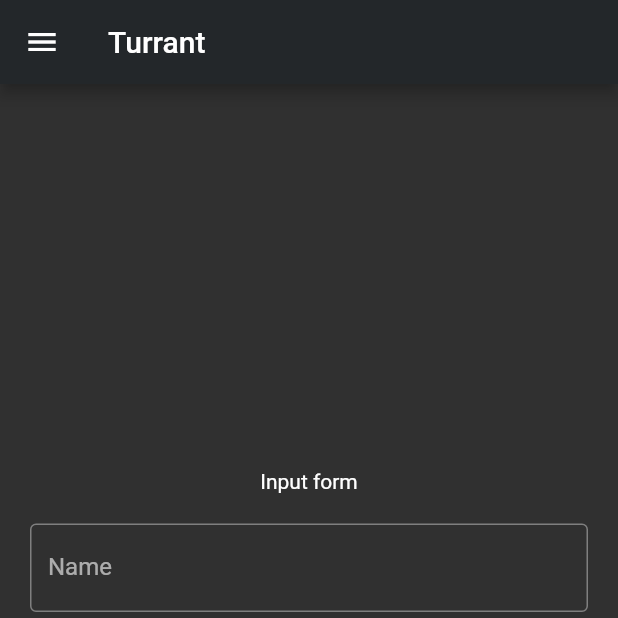
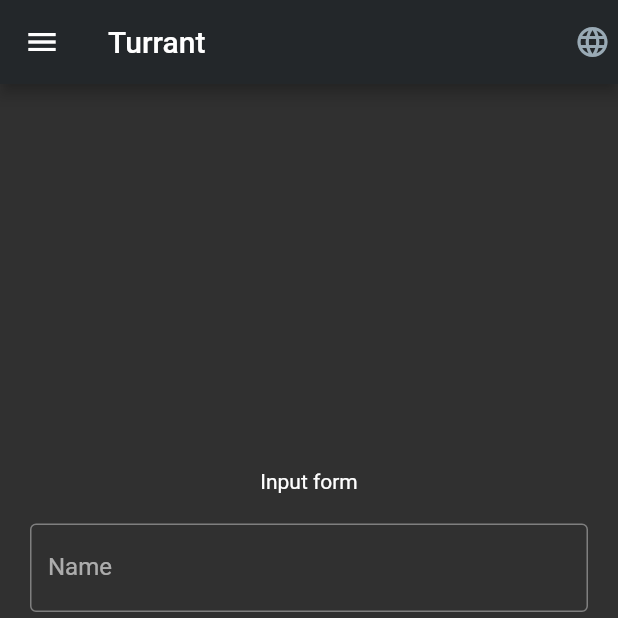
Before and after one commit to mohitkyadav/source-server-manager, a Flutter app: the screen it shows after launch, on a phone screen of 412 x 824 dp, the top half of it. Run offline on Flutter 3.47's test engine with Material 2 defaults, Android fonts, the phone set to English and light mode, and no system bars; our stand-ins replace shared_preferences.

Commit message:
language drop down button

```diff
--- a/lib/main.dart
+++ b/lib/main.dart
@@ -40,6 +40,7 @@ class ThemedMaterialApp extends StatelessWidget {
     final themeNotifier = Provider.of<ThemeNotifier>(context);
 
     return MaterialApp(
+      debugShowCheckedModeBanner: false,
       title: 'Turrant',
       theme: themeNotifier.getAppTheme.themeData,
       onGenerateRoute: CustomRouter.allRoutes,
--- /dev/null
+++ b/lib/models/language.dart
@@ -0,0 +1,17 @@
+class Language {
+  Language(this.id, this.flag, this.name, this.languageCode);
+
+  final int id;
+  final String flag;
+  final String name;
+  final String languageCode;
+
+  @override
+  String toString () =>  name;
+
+  static List<Language> supportedLanguages = [
+    Language(0, '🇺🇸', 'English', 'en'),
+    Language(1, '🇮🇳', 'हिंदी', 'hi'),
+    Language(0, '🇸🇦', 'عربى', 'ar'),
+  ];
+}
--- /dev/null
+++ b/lib/ui/pages/home/home_appbar_actions.dart
@@ -0,0 +1,33 @@
+import 'package:flutter/material.dart';
+
+import 'package:turrant/models/language.dart';
+
+class HomeAppbarActions extends StatelessWidget {
+
+  @override
+  Widget build(BuildContext context) {
+    return Container(
+      padding: EdgeInsets.all(5),
+      child: DropdownButton(
+        underline: const SizedBox(),
+        onChanged: _changeLanguage,
+        iconEnabledColor: Theme.of(context).accentColor,
+        icon: Icon(Icons.language),
+        items: Language.supportedLanguages.map((lan) => DropdownMenuItem(
+            value: lan,
+            child: Row(
+              children: [
+                Text(lan.flag),
+                const SizedBox(width: 10,),
+                Text(lan.name),
+              ],
+            ))
+          ).toList(),
+      ),
+    );
+  }
+
+  void _changeLanguage(Language language) {
+    print(language);
+  }
+}
--- a/lib/ui/pages/home/home_page.dart
+++ b/lib/ui/pages/home/home_page.dart
@@ -1,5 +1,6 @@
 import 'package:flutter/material.dart';
 
+import 'package:turrant/ui/pages/home/home_appbar_actions.dart';
 import 'package:turrant/ui/pages/home/home_drawer_list.dart';
 import 'package:turrant/ui/pages/home/home_form.dart';
 
@@ -19,6 +20,9 @@ class _HomePageState extends State<HomePage> {
     return Scaffold(
       appBar: AppBar(
         title: Text(_title),
+        actions: [
+          HomeAppbarActions(),
+        ],
       ),
       drawer: HomeDrawerList(),
       body: Center(
```
